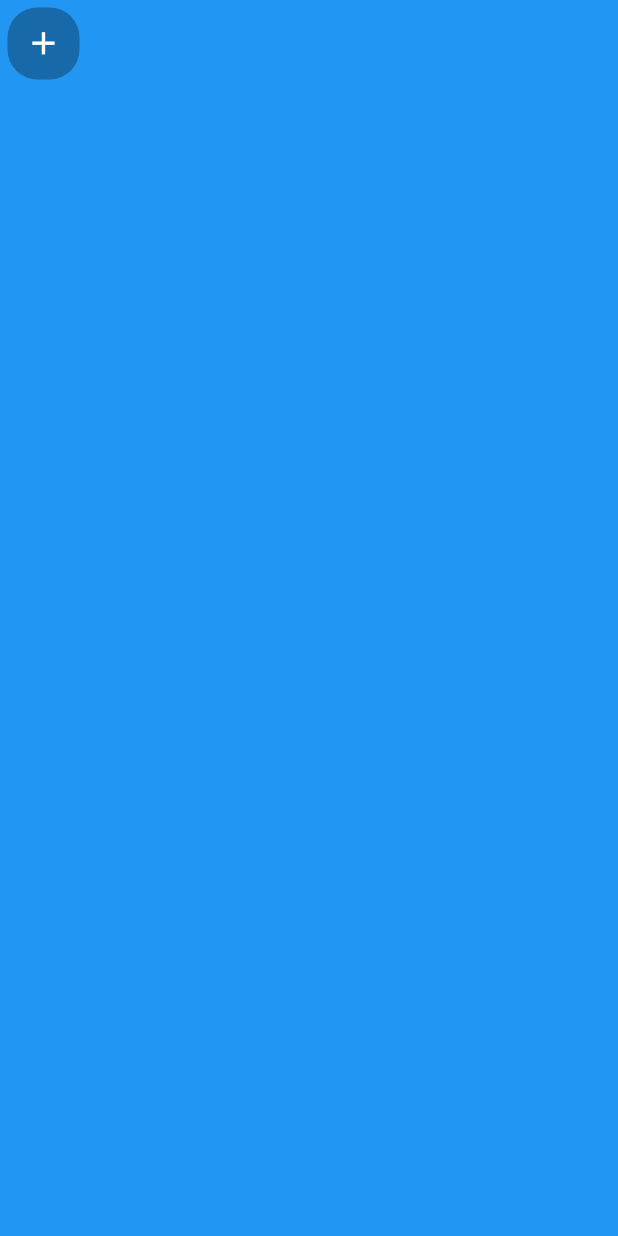
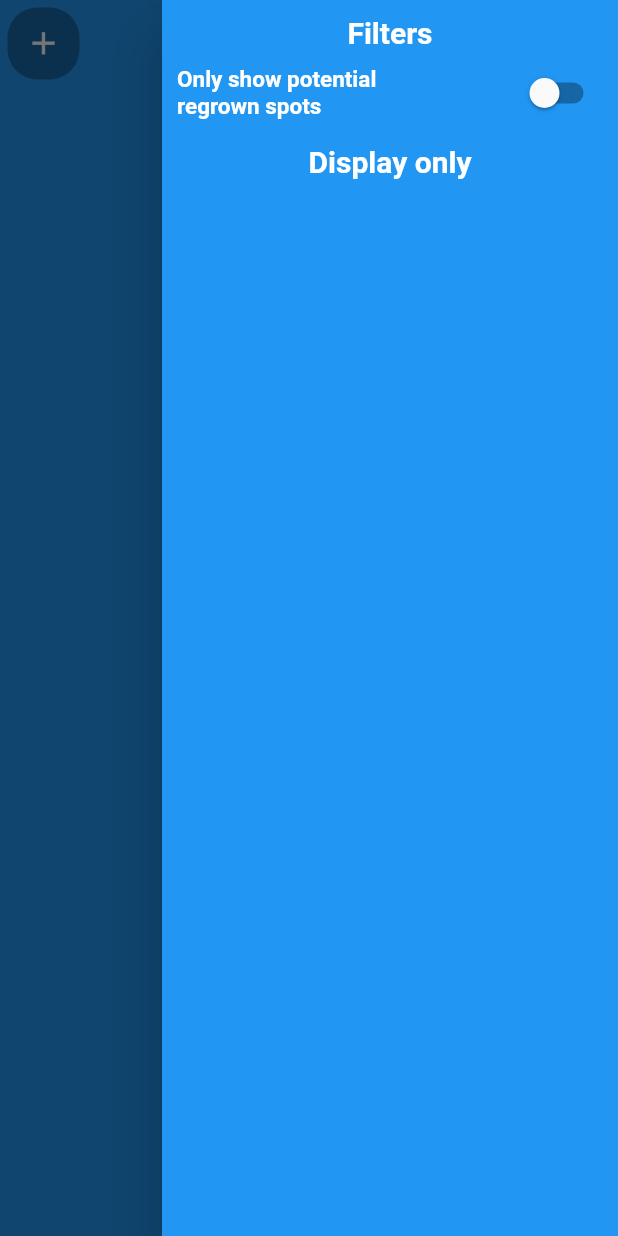
Before and after one commit to carekb684/MyShrooms, a Flutter app: the screen it shows after launch, with the side drawer open (before the commit the screen has no drawer), on a phone screen of 412 x 824 dp. Run offline on Flutter 3.47's test engine with Material 2 defaults, Android fonts, the phone set to English and light mode, and no system bars; our stand-ins replace device_preview, flutter_keyboard_visibility, flutter_typeahead, google_maps_flutter, image_picker, location and 3 more; missing offline and left inert: ndialog, random_color_scheme; accounts and stored records are empty.

Commit message:
endDrawer, nameSuggestions from list to set

```diff
--- a/lib/screens/home_map.dart
+++ b/lib/screens/home_map.dart
@@ -14,6 +14,7 @@ import 'package:my_shrooms/inheritedwidgets/shroom_locations.dart';
 import 'package:my_shrooms/models/shroom_location.dart';
 import 'package:my_shrooms/screens/add_shrooms.dart';
 import 'package:my_shrooms/screens/edit_shroom.dart';
+import 'package:my_shrooms/screens/map_drawer.dart';
 import 'package:my_shrooms/screens/view_image.dart';
 import 'package:my_shrooms/screens/widgets/thumbnail_image_picker.dart';
 import 'package:my_shrooms/services/db_helper.dart';
@@ -28,7 +29,7 @@ class HomeMap extends StatefulWidget {
 }
 
 class _HomeMapState extends State<HomeMap> {
-
+  final GlobalKey<ScaffoldState> _scaffoldKey = GlobalKey<ScaffoldState>();
   Completer<GoogleMapController> _controller = Completer();
   List<MyMarker> _markers = [];
   LocationData currentLocation;
@@ -60,6 +61,9 @@ class _HomeMapState extends State<HomeMap> {
 
     return Scaffold(
       backgroundColor: Theme.of(context).colorScheme.primary,
+      key: _scaffoldKey,
+      endDrawer: MapDrawer(),
+      endDrawerEnableOpenDragGesture: false,
       body: Stack(
           children: [
 
@@ -83,6 +87,23 @@ class _HomeMapState extends State<HomeMap> {
               ),
             ),
 
+            Positioned(
+              right: 5, top:5,
+              child: SafeArea(
+                child: Container(
+                    decoration: BoxDecoration(
+                      borderRadius: BorderRadius.circular(20),
+                      color: Colors.black.withOpacity(0.3),
+                    ),
+                    child: IconButton(
+                      icon: Icon(Icons.menu, color: Colors.white),
+                      iconSize: 25,
+                      onPressed: ()=> _scaffoldKey.currentState.openEndDrawer(),
+                    )
+                ),
+              ),
+            ),
+
           ]
       ),
     );
@@ -94,7 +115,7 @@ class _HomeMapState extends State<HomeMap> {
       mapType: MapType.hybrid,
       markers: Set<MyMarker>.from(_markers),
       myLocationEnabled: true,
-      myLocationButtonEnabled: true,
+      myLocationButtonEnabled: false,
       compassEnabled: false,
       initialCameraPosition: getInitLocation(),
       onMapCreated: (GoogleMapController controller) {
--- /dev/null
+++ b/lib/screens/map_drawer.dart
@@ -0,0 +1,100 @@
+import 'package:flutter/material.dart';
+import 'package:my_shrooms/inheritedwidgets/shroom_locations.dart';
+import 'package:my_shrooms/models/shroom_location.dart';
+import 'package:my_shrooms/services/db_helper.dart';
+import 'package:provider/provider.dart';
+
+class MapDrawer extends StatefulWidget {
+  @override
+  _MapDrawerState createState() => _MapDrawerState();
+}
+
+class _MapDrawerState extends State<MapDrawer> {
+  double drawerWidth;
+
+  DBHelper db;
+  ShroomLocationsData shroomLocData;
+  Set<String> shroomNames;
+
+  bool onlyGrown = false;
+
+
+  @override
+  void didChangeDependencies() {
+    super.didChangeDependencies();
+    db = Provider.of<DBHelper>(context);
+    shroomLocData = Provider.of<ShroomLocationsData>(context);
+    shroomNames = shroomLocData.shroomsLoc.map((e) => e.name).toSet();
+  }
+
+  @override
+  Widget build(BuildContext context) {
+
+    drawerWidth = MediaQuery.of(context).size.width - 56;
+
+    return Drawer(
+        child: Container( color: Theme.of(context).colorScheme.primary,
+          child: SafeArea(
+              child: SingleChildScrollView(
+                  child: Padding(
+                    padding: EdgeInsets.symmetric(horizontal: 10.0),
+                    child: Column(
+                    children: [
+                      SizedBox(height: 10,),
+                      Text("Filters", style: TextStyle(fontSize: 20, fontWeight: FontWeight.bold, color: Theme.of(context).colorScheme.onPrimary),),
+                      SizedBox(height: 5,),
+
+                      Row(
+                        mainAxisAlignment: MainAxisAlignment.spaceBetween,
+                        children: [
+                          SizedBox(
+                              width: drawerWidth / 2,
+                              child: Text("Only show potential regrown spots", style: TextStyle(fontSize: 15, fontWeight: FontWeight.bold, color: Theme.of(context).colorScheme.onPrimary))),
+
+                          Switch(
+                            activeColor: Colors.white,
+                            value: onlyGrown,
+                            onChanged: (value) {
+                              setState(() {
+                                onlyGrown = value;
+                              });
+                            },
+                          ),
+                        ],),
+
+                      SizedBox(height: 10,),
+                      Text("Display only", style: TextStyle(fontSize: 20, fontWeight: FontWeight.bold, color: Theme.of(context).colorScheme.onPrimary),),
+                      //SizedBox(height: 5,),
+
+                      getShroomNameList(),
+
+
+                    ],
+    ),
+                  ))),
+        ));
+  }
+
+  Widget getShroomNameList() {
+
+    return ListView.builder(
+        physics: NeverScrollableScrollPhysics(),
+        shrinkWrap: true,
+        itemCount: shroomNames.length,
+        itemBuilder: (context, index) {
+          String name = shroomNames.elementAt(index);
+
+          return CheckboxListTile(
+            value: false,
+            title: Text(name, style: TextStyle(fontSize: 15, fontWeight: FontWeight.bold, color: Theme.of(context).colorScheme.onPrimary),),
+            contentPadding: EdgeInsets.only(top:0, left:0, bottom: 0, right:20),
+            onChanged: (value) {
+              setState(() {
+
+              });
+            },
+          );
+        }
+    );
+  }
+}
--- a/lib/screens/widgets/enter_shroom_name.dart
+++ b/lib/screens/widgets/enter_shroom_name.dart
@@ -91,6 +91,6 @@ class EnterShroomNameState extends State<EnterShroomName> {
     if (pattern.isEmpty) return [];
     List<ShroomLocation> list = shroomLocData.shroomsLoc;
     return list.where((element) => element.name.toLowerCase().startsWith(pattern.toLowerCase()) &&
-        element.name.toLowerCase() != pattern.toLowerCase()).map((e) => e.name);
+        element.name.toLowerCase() != pattern.toLowerCase()).map((e) => e.name).toSet().map((e) => e);
   }
 }
--- a/pubspec.yaml
+++ b/pubspec.yaml
@@ -39,6 +39,7 @@ dependencies:
   ndialog: ^3.1.0
   photo_view: ^0.10.2
   flutter_typeahead: ^1.8.8
+  shared_preferences: ^0.5.12
 
   cupertino_icons: ^1.0.0
 
```
Also changed, not shown: pubspec.lock.
